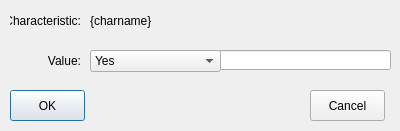
First picture: the form in open-ihm/gui/designs/ui_household_editcharacteristic.ui, repository snim2mirror/openihm, before the edit.
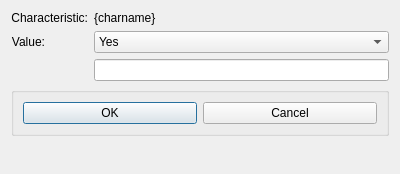
Second picture: the form after the edit.

Commit message: Added layout manager to most dialogs. One report and all tabbed dialogs still to go.

```diff
--- a/open-ihm/gui/designs/ui_household_editcharacteristic.ui
+++ b/open-ihm/gui/designs/ui_household_editcharacteristic.ui
@@ -7,21 +7,15 @@
     <x>0</x>
     <y>0</y>
     <width>400</width>
-    <height>131</height>
+    <height>174</height>
    </rect>
   </property>
   <property name="windowTitle">
    <string>Edit Characteristic</string>
   </property>
+  <layout class="QFormLayout" name="formLayout">
+   <item row="0" column="0">
   <widget class="QLabel" name="label">
-   <property name="geometry">
-    <rect>
-     <x>10</x>
-     <y>10</y>
-     <width>71</width>
-     <height>21</height>
-    </rect>
-   </property>
    <property name="text">
     <string>Characteristic:</string>
    </property>
@@ -29,15 +23,16 @@
     <set>Qt::AlignRight|Qt::AlignTrailing|Qt::AlignVCenter</set>
    </property>
   </widget>
+   </item>
+   <item row="0" column="1">
+    <widget class="QLabel" name="lblCharName">
+     <property name="text">
+      <string>{charname}</string>
+     </property>
+    </widget>
+   </item>
+   <item row="1" column="0">
   <widget class="QLabel" name="label_2">
-   <property name="geometry">
-    <rect>
-     <x>10</x>
-     <y>50</y>
-     <width>71</width>
-     <height>21</height>
-    </rect>
-   </property>
    <property name="text">
     <string>Value:</string>
    </property>
@@ -45,25 +40,9 @@
     <set>Qt::AlignRight|Qt::AlignTrailing|Qt::AlignVCenter</set>
    </property>
   </widget>
-  <widget class="QLineEdit" name="txtValue">
-   <property name="geometry">
-    <rect>
-     <x>90</x>
-     <y>50</y>
-     <width>301</width>
-     <height>20</height>
-    </rect>
-   </property>
-  </widget>
+   </item>
+   <item row="1" column="1">
   <widget class="QComboBox" name="cboYesNoVal">
-   <property name="geometry">
-    <rect>
-     <x>90</x>
-     <y>50</y>
-     <width>131</width>
-     <height>22</height>
-    </rect>
-   </property>
    <item>
     <property name="text">
      <string>Yes</string>
@@ -75,45 +54,34 @@
     </property>
    </item>
   </widget>
-  <widget class="QLabel" name="lblCharName">
-   <property name="geometry">
-    <rect>
-     <x>90</x>
-     <y>10</y>
-     <width>301</width>
-     <height>21</height>
-    </rect>
-   </property>
-   <property name="text">
-    <string>{charname}</string>
-   </property>
-  </widget>
+   </item>
+   <item row="2" column="1">
+    <widget class="QLineEdit" name="txtValue"/>
+   </item>
+   <item row="3" column="0" colspan="2">
+    <widget class="QGroupBox" name="groupBox">
+     <property name="title">
+      <string/>
+     </property>
+     <layout class="QHBoxLayout" name="horizontalLayout">
+      <item>
   <widget class="QPushButton" name="cmdOk">
-   <property name="geometry">
-    <rect>
-     <x>10</x>
-     <y>90</y>
-     <width>75</width>
-     <height>31</height>
-    </rect>
-   </property>
    <property name="text">
     <string>OK</string>
    </property>
   </widget>
+      </item>
+      <item>
   <widget class="QPushButton" name="cmdCancel">
-   <property name="geometry">
-    <rect>
-     <x>310</x>
-     <y>90</y>
-     <width>75</width>
-     <height>31</height>
-    </rect>
-   </property>
    <property name="text">
     <string>Cancel</string>
    </property>
   </widget>
+      </item>
+     </layout>
+    </widget>
+   </item>
+  </layout>
  </widget>
  <tabstops>
   <tabstop>cboYesNoVal</tabstop>
```
Lines whose indentation alone changed are shown as unchanged. The commit also changes 97 other files.
